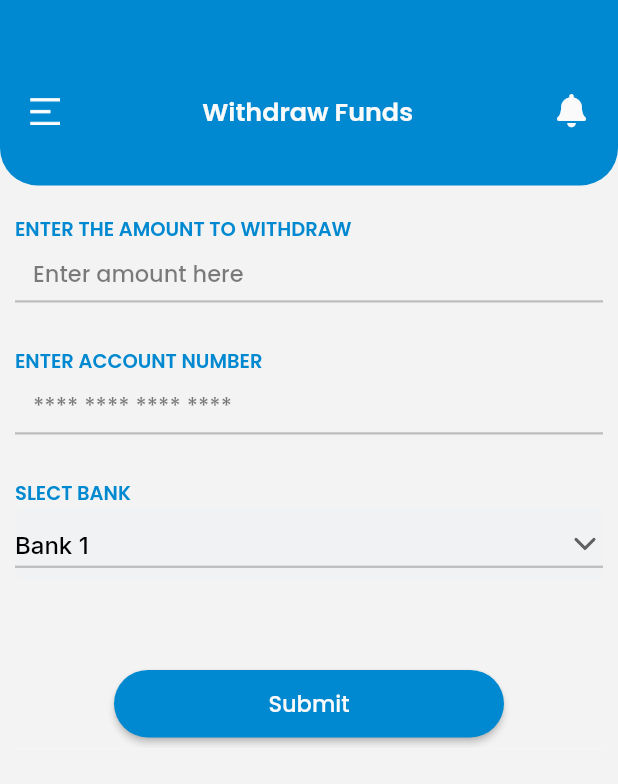
After one commit to sachin-dahal/Flutter-Projects, a Flutter app: the Homepage screen opened directly, after a tap on "Withdraw Funds", on a phone screen of 412 x 824 dp. The commit adds this screen. Shown: the top 784 px of the screen. Run offline on Flutter 3.47's test engine with Material 2 defaults, Android fonts, the phone set to English and light mode, and no system bars; our stand-ins replace contained_tab_bar_view, flutter_feather_icons, font_awesome_flutter, get, google_fonts, intl_phone_field and 1 more; missing offline and left inert: fdottedline, solid_bottom_sheet.

Commit message:
withdraw ui

```diff
--- a/esusu_social/lib/modules/presentation/homepage/view/homepage.dart
+++ b/esusu_social/lib/modules/presentation/homepage/view/homepage.dart
@@ -34,13 +34,13 @@ class Homepage extends StatelessWidget {
                 children: [
                   Stack(
                     children: [
-                      Container(height: 300),
+                      Container(height: 280),
                       _buildAppBarPanel(),
                       Positioned(
-                        top: height * 0.15,
+                        top: height * 0.14,
                         left: 20.0,
                         child: Container(
-                          padding: EdgeInsets.only(bottom: 20.0),
+                          padding: EdgeInsets.only(bottom: 5.0),
                           child: Column(
                             mainAxisAlignment: MainAxisAlignment.center,
                             crossAxisAlignment: CrossAxisAlignment.start,
@@ -54,7 +54,7 @@ class Homepage extends StatelessWidget {
                                   children: [
                                     Text("Good Evening, Darrell",
                                         style: kAuthTitleTextStyle.copyWith(
-                                            fontSize: 18.0,
+                                            fontSize: 16.0,
                                             color: kTextColor3)),
                                     Stack(
                                       alignment: Alignment.center,
@@ -144,8 +144,8 @@ class Homepage extends StatelessWidget {
                         AnimatedContainer(
                           duration: Duration(milliseconds: 300),
                           margin: EdgeInsets.symmetric(horizontal: 5.0),
-                          height: 11.0,
-                          width: 11.0,
+                          height: 9.0,
+                          width: 9.0,
                           decoration: BoxDecoration(
                             borderRadius: BorderRadius.circular(100.0),
                             color: _homepageController.selectedIndex == 0
@@ -156,8 +156,8 @@ class Homepage extends StatelessWidget {
                         AnimatedContainer(
                           duration: Duration(milliseconds: 300),
                           margin: EdgeInsets.symmetric(horizontal: 5.0),
-                          height: 11.0,
-                          width: 11.0,
+                          height: 9.0,
+                          width: 9.0,
                           decoration: BoxDecoration(
                             borderRadius: BorderRadius.circular(100.0),
                             color: _homepageController.selectedIndex == 1
@@ -168,7 +168,7 @@ class Homepage extends StatelessWidget {
                       ],
                     ),
                   ),
-                  SizedBox(height: 20.0),
+                  SizedBox(height: 10.0),
                   Column(
                     crossAxisAlignment: CrossAxisAlignment.start,
                     children: [
@@ -180,14 +180,14 @@ class Homepage extends StatelessWidget {
                       SizedBox(height: 10.0),
                       _buildQuickLinksPanel(),
                       SizedBox(height: 30.0),
-                      Text("Transactions",
-                          style: isDarkModeON
-                              ? kAuthTitleTextStyle.copyWith(
-                                  fontSize: 16.0, color: kTextColor3)
-                              : kAuthTitleTextStyle.copyWith(fontSize: 16.0)),
-                      SizedBox(height: 10.0),
-                      _buildTransactionsPanel(),
-                      SizedBox(height: 100.0),
+                      // Text("Transactions",
+                      //     style: isDarkModeON
+                      //         ? kAuthTitleTextStyle.copyWith(
+                      //             fontSize: 16.0, color: kTextColor3)
+                      //         : kAuthTitleTextStyle.copyWith(fontSize: 16.0)),
+                      // SizedBox(height: 10.0),
+                      // _buildTransactionsPanel(),
+                      // SizedBox(height: 100.0),
                     ],
                   ),
                 ],
@@ -261,7 +261,7 @@ class Homepage extends StatelessWidget {
       width: width * 0.95,
       child: Center(
         child: Wrap(
-          spacing: 10.0,
+          spacing: 15.0,
           runSpacing: 12.0,
           children: [
             LabelCardWidget(
@@ -340,11 +340,14 @@ class Homepage extends StatelessWidget {
         crossAxisAlignment: CrossAxisAlignment.start,
         mainAxisAlignment: MainAxisAlignment.spaceBetween,
         children: [
-          Container(
-            height: 18.0,
-            child: Image(
-              image: AssetImage("images/menu.png"),
-              fit: BoxFit.cover,
+          GestureDetector(
+            onTap: () => Get.to(TransactionsPage()),
+            child: Container(
+              height: 18.0,
+              child: Image(
+                image: AssetImage("images/menu.png"),
+                fit: BoxFit.cover,
+              ),
             ),
           ),
           Text(
--- a/esusu_social/lib/modules/presentation/homepage/widgets/label_card_widget.dart
+++ b/esusu_social/lib/modules/presentation/homepage/widgets/label_card_widget.dart
@@ -13,7 +13,7 @@ class LabelCardWidget extends StatelessWidget {
     @required this.text,
     @required this.color,
     @required this.onPressed,
-    this.fontSize = 13.0,
+    this.fontSize = 12.0,
   });
 
   @override
@@ -21,17 +21,17 @@ class LabelCardWidget extends StatelessWidget {
     return GestureDetector(
       onTap: onPressed,
       child: Container(
-        height: 125.0,
-        width: 105.0,
+        height: 100.0,
+        width: 90.0,
         padding: EdgeInsets.symmetric(horizontal: 10.0),
         decoration: BoxDecoration(
-            color: color, borderRadius: BorderRadius.circular(15.0)),
+            color: color, borderRadius: BorderRadius.circular(12.0)),
         child: Center(
           child: Column(
             mainAxisSize: MainAxisSize.min,
             children: [
               Container(
-                height: 45.0,
+                height: 35.0,
                 child: Image(
                   image: AssetImage(imgUrl),
                   fit: BoxFit.cover,
--- a/esusu_social/lib/modules/presentation/login/view/login_page.dart
+++ b/esusu_social/lib/modules/presentation/login/view/login_page.dart
@@ -23,12 +23,12 @@ class LoginPage extends StatelessWidget {
           Column(
             mainAxisSize: MainAxisSize.min,
             children: [
-              SizedBox(height: height * 0.06),
+              SizedBox(height: height * 0.18),
               Container(
                 width: width,
                 child: Image(
                   image: AssetImage("images/esusu_main.png"),
-                  height: 55.0,
+                  height: 35.0,
                 ),
               ),
               Container(
--- a/esusu_social/lib/modules/presentation/notifications/controller/notification_page_controller.dart
+++ b/esusu_social/lib/modules/presentation/settings/controller/settings_page_controller.dart
@@ -1,6 +1,6 @@
 import 'package:get/state_manager.dart';
 
-class NotificationsPageController extends GetxController {
+class SettingsPageController extends GetxController {
   bool option1 = true;
   bool option2 = false;
   bool option3 = false;
--- a/esusu_social/lib/modules/presentation/signup/view/signup_page.dart
+++ b/esusu_social/lib/modules/presentation/signup/view/signup_page.dart
@@ -1,6 +1,7 @@
 import 'package:esusu_social/common/kTextField.dart';
 import 'package:esusu_social/common/styles.dart';
 import 'package:esusu_social/modules/presentation/login/view/login_page.dart';
+import 'package:esusu_social/modules/presentation/login/view/otp_verify_page.dart';
 import 'package:esusu_social/theme/colors.dart';
 import 'package:flutter/material.dart';
 import 'package:flutter_feather_icons/flutter_feather_icons.dart';
@@ -105,7 +106,7 @@ class SignUpPage extends StatelessWidget {
             bottom: height * 0.75,
             right: 50.0,
             child: FloatingActionButton(
-              onPressed: () {},
+              onPressed: () => Get.to(OTPVerifyPage()),
               child: Icon(FeatherIcons.arrowRight),
             ),
           ),
--- /dev/null
+++ b/esusu_social/lib/modules/presentation/withdraw_funds/controller/withdraw_funds_controller.dart
@@ -0,0 +1,12 @@
+import 'package:get/state_manager.dart';
+
+class WithdrawFundController extends GetxController {
+  String selectedBank = "Bank 1";
+
+  List<String> bankList = ["Bank 1", "Bank 2", "Bank 3", "Bank 4"];
+
+  void changeBank(String val) {
+    selectedBank = val;
+    update();
+  }
+}
--- /dev/null
+++ b/esusu_social/lib/modules/presentation/withdraw_funds/view/withdraw_funds_page.dart
@@ -0,0 +1,141 @@
+import 'package:esusu_social/common/kAppBar.dart';
+import 'package:esusu_social/common/kButton.dart';
+import 'package:esusu_social/common/kTextField.dart';
+import 'package:esusu_social/common/styles.dart';
+import 'package:esusu_social/modules/presentation/add_wallet/controller/add_wallet_controller.dart';
+import 'package:esusu_social/modules/presentation/add_wallet/widgets/wallet_account_card.dart';
+import 'package:esusu_social/modules/presentation/add_wallet/widgets/wallet_transfer_button_widget.dart';
+import 'package:esusu_social/modules/presentation/withdraw_funds/controller/withdraw_funds_controller.dart';
+import 'package:esusu_social/theme/colors.dart';
+import 'package:flutter/material.dart';
+import 'package:flutter_feather_icons/flutter_feather_icons.dart';
+import 'package:get/get.dart';
+import 'package:google_fonts/google_fonts.dart';
+
+class WithdrawFundsPage extends StatelessWidget {
+  final WithdrawFundController _withdrawFundController =
+      Get.put(WithdrawFundController());
+
+  @override
+  Widget build(BuildContext context) {
+    return Scaffold(
+      backgroundColor: isDarkModeON ? kDarkBackgroundColor : kBackgroundColor1,
+      body: Container(
+        child: GetBuilder<WithdrawFundController>(
+          builder: (_withdrawFundController) {
+            return Column(
+              children: [
+                KAppBar(text: "Withdraw Funds"),
+                SizedBox(height: 20.0),
+                Expanded(
+                  child: ListView(
+                    padding: EdgeInsets.zero,
+                    shrinkWrap: true,
+                    physics: BouncingScrollPhysics(),
+                    children: [
+                      // SizedBox(height: 50.0),
+                      _buildUSSDPanel(),
+                      SizedBox(height: 100.0),
+                    ],
+                  ),
+                ),
+              ],
+            );
+          },
+        ),
+      ),
+    );
+  }
+
+  Widget _buildUSSDPanel() {
+    return Container(
+      padding: EdgeInsets.symmetric(horizontal: 10.0),
+      child: Column(
+        crossAxisAlignment: CrossAxisAlignment.start,
+        children: [
+          Text(
+            "Enter The Amount to Withdraw".toUpperCase(),
+            style: GoogleFonts.poppins(
+                textStyle: TextStyle(
+              fontSize: 13.0,
+              fontWeight: FontWeight.w600,
+              color: isDarkModeON ? kTertiaryColor : kPrimaryColor,
+            )),
+          ),
+          KTextField(
+            isBgColor: isDarkModeON,
+            hintText: "Enter amount here",
+          ),
+          SizedBox(height: 30.0),
+          Text(
+            "Enter Account Number".toUpperCase(),
+            style: GoogleFonts.poppins(
+                textStyle: TextStyle(
+              fontSize: 13.0,
+              fontWeight: FontWeight.w600,
+              color: isDarkModeON ? kTertiaryColor : kPrimaryColor,
+            )),
+          ),
+          KTextField(
+            isBgColor: isDarkModeON,
+            hintText: "**** **** **** ****",
+          ),
+          SizedBox(height: 30.0),
+          Text(
+            "Slect Bank".toUpperCase(),
+            style: GoogleFonts.poppins(
+                textStyle: TextStyle(
+              fontSize: 13.0,
+              fontWeight: FontWeight.w600,
+              color: isDarkModeON ? kTertiaryColor : kPrimaryColor,
+            )),
+          ),
+          Container(
+            decoration: BoxDecoration(
+              color: isDarkModeON ? kDarkBackgroundColor : Color(0xFFF0F2F4),
+              borderRadius: BorderRadius.circular(5.0),
+            ),
+            child: GetBuilder<WithdrawFundController>(
+              builder: (_withdrawFundController) {
+                return DropdownButton<String>(
+                  isExpanded: true,
+                  underline: Divider(
+                    color: Colors.grey[400],
+                    thickness: 1.5,
+                    height: 0.0,
+                  ),
+                  focusColor:
+                      isDarkModeON ? kDarkBackgroundColor : Color(0xFFF0F2F4),
+                  value: _withdrawFundController.selectedBank,
+                  icon: Icon(FeatherIcons.chevronDown),
+                  dropdownColor:
+                      isDarkModeON ? kDarkBackgroundColor : kTextColor3,
+                  items: _withdrawFundController.bankList.map((String value) {
+                    return DropdownMenuItem<String>(
+                      value: value,
+                      child: Text(
+                        value,
+                        style: GoogleFonts.inter(
+                            textStyle: TextStyle(
+                                color: isDarkModeON ? kTextColor3 : kTextColor1,
+                                fontWeight: FontWeight.w500)),
+                      ),
+                    );
+                  }).toList(),
+                  onChanged: _withdrawFundController.changeBank,
+                );
+              },
+            ),
+          ),
+          SizedBox(height: 60.0),
+          Center(child: KButton(text: "Submit", onPressed: () {})),
+          Divider(
+            height: 15.0,
+            thickness: 1,
+            color: isDarkModeON ? kTextColor3 : Colors.grey[100],
+          ),
+        ],
+      ),
+    );
+  }
+}
```
Also changed, not shown: esusu_social/lib/modules/presentation/account_page/view/account_page.dart (+43 -45 lines), esusu_social/lib/modules/presentation/homepage/controller/homepage_controller.dart (+14 -10 lines), esusu_social/lib/modules/presentation/notifications/view/notifications_page.dart (deleted, +0 -97 lines), esusu_social/lib/modules/presentation/personal_details/view/personal_details.dart (+8 -8 lines), esusu_social/lib/modules/presentation/settings/view/settings_page.dart (added, +141 -0 lines), esusu_social/lib/modules/presentation/upgrade_account/view/upgrade_account_page.dart (+47 -8 lines), esusu_social/images/esusu_main.png, 5 other files.
